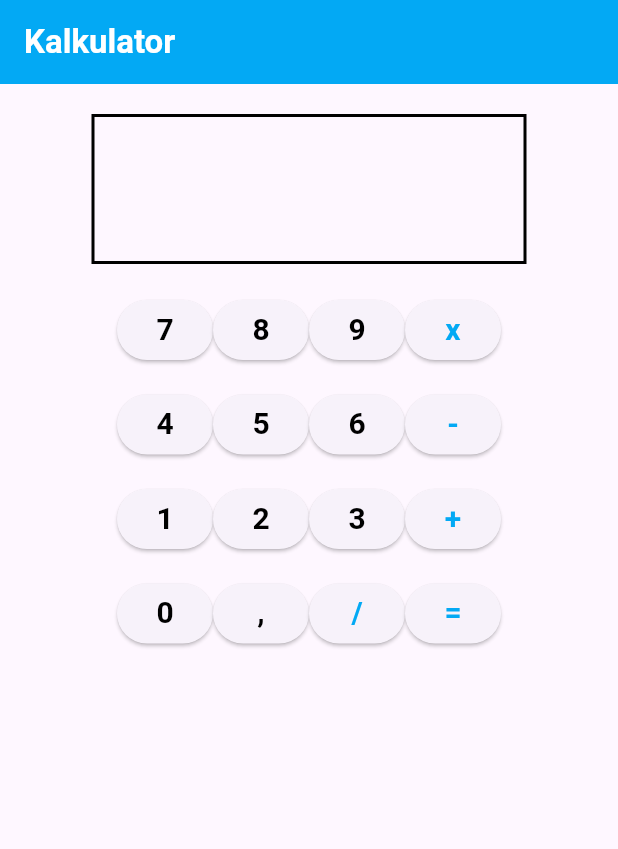
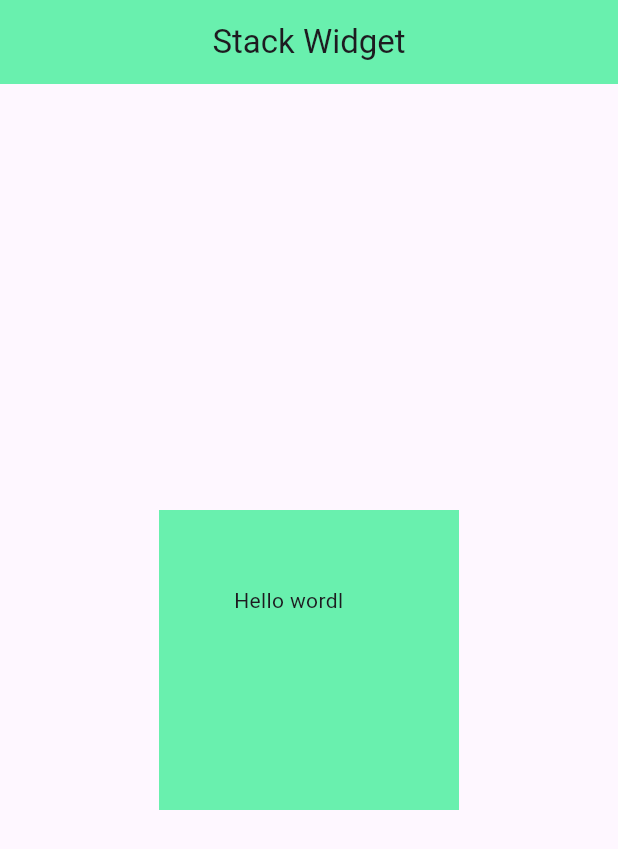
Before and after one commit to RizkyArdiansyahhh/learn-flutter, a Flutter app: the screen it shows after launch, on a phone screen of 412 x 824 dp. Shown: the top 849 px of the screen. Run offline on Flutter 3.47's test engine with Material 3 defaults, Android fonts, the phone set to English and light mode, and no system bars.

Commit message:
day 3 -> Stack Widget

```diff
--- a/lib/main_page.dart
+++ b/lib/main_page.dart
@@ -1,4 +1,3 @@
-import 'dart:developer';
 import 'package:flutter/material.dart';
 
 class MainPage extends StatefulWidget {
@@ -9,119 +8,32 @@ class MainPage extends StatefulWidget {
 }
 
 class _MainPageState extends State<MainPage> {
-  String textInfo = ""; // Menyimpan teks kalkulasi
-  String operator = ""; // Operator yang digunakan (+, -, *, /)
-  int result = 0; // Hasil kalkulasi
-  int a = 0; // Angka pertama
-  int b = 0; // Angka kedua
-
-  // Fungsi untuk melakukan kalkulasi
-  void calculate() {
-    if (operator == "+") {
-      result = a + b;
-    } else if (operator == "-") {
-      result = a - b;
-    } else if (operator == "x") {
-      result = a * b;
-    } else if (operator == "/") {
-      result = a ~/ b;
-    }
-    setState(() {
-      textInfo = result.toString(); // Menampilkan hasil
-    });
-  }
-
   @override
   Widget build(BuildContext context) {
     return Scaffold(
         appBar: AppBar(
-          title: Text(
-            "Kalkulator",
-            style: TextStyle(
-              color: Colors.white,
-              fontWeight: FontWeight.bold,
+          title: Center(
+            child: const Text(
+              "Stack Widget",
             ),
           ),
-          backgroundColor: Colors.lightBlue,
+          backgroundColor: Colors.greenAccent,
         ),
         body: Center(
-          child: Column(children: [
-            SizedBox(height: 20),
-            Row(mainAxisAlignment: MainAxisAlignment.center, children: [
-              Container(
-                width: 290,
-                height: 100,
-                decoration: BoxDecoration(
-                  border: Border.all(color: Colors.black, width: 2),
-                ),
-                child: Center(
-                  child: Text(
-                    textInfo, // Menampilkan hasil kalkulasi
-                    style: TextStyle(fontSize: 24),
-                  ),
-                ),
-              ),
-            ]),
-            SizedBox(height: 20),
-            // Tombol-tombol kalkulator
-            Row(mainAxisAlignment: MainAxisAlignment.center, children: [
-              _buildButton("7"),
-              _buildButton("8"),
-              _buildButton("9"),
-              _buildButton("x", color: Colors.lightBlue),
-            ]),
-            SizedBox(height: 15),
-            Row(mainAxisAlignment: MainAxisAlignment.center, children: [
-              _buildButton("4"),
-              _buildButton("5"),
-              _buildButton("6"),
-              _buildButton("-", color: Colors.lightBlue),
-            ]),
-            SizedBox(height: 15),
-            Row(mainAxisAlignment: MainAxisAlignment.center, children: [
-              _buildButton("1"),
-              _buildButton("2"),
-              _buildButton("3"),
-              _buildButton("+", color: Colors.lightBlue),
-            ]),
-            SizedBox(height: 15),
-            Row(mainAxisAlignment: MainAxisAlignment.center, children: [
-              _buildButton("0"),
-              _buildButton(",", color: Colors.black),
-              _buildButton("/", color: Colors.lightBlue),
-              _buildButton("=", color: Colors.lightBlue),
-            ]),
-          ]),
-        ));
-  }
-
-  // Fungsi untuk membangun tombol kalkulator
-  Widget _buildButton(String label, {Color color = Colors.black}) {
-    return ElevatedButton(
-      onPressed: () {
-        setState(() {
-          if (label == "=") {
-            calculate(); // Menghitung jika tombol "=" ditekan
-          } else if (label == "+" ||
-              label == "-" ||
-              label == "x" ||
-              label == "/") {
-            operator = label; // Menyimpan operator
-            a = int.parse(textInfo); // Menyimpan angka pertama
-            textInfo = ""; // Mengosongkan layar untuk angka kedua
-          } else {
-            textInfo += label; // Menambahkan angka atau simbol ke layar
-          }
-        });
-      },
-      child: Text(
-        label,
-        style: TextStyle(
-          color: color,
-          fontWeight: FontWeight.bold,
-          fontSize: 20,
-        ),
-      ),
-    );
+            child: Stack(
+          children: [
+            Container(
+              width: 200,
+              height: 200,
+              color: Colors.greenAccent,
+              alignment: Alignment.center,
+            ),
+            Positioned(
+              child: Text("Hello wordl"),
+              top: 50,
+              left: 50,
+            )
+          ],
+        )));
   }
 }
```
